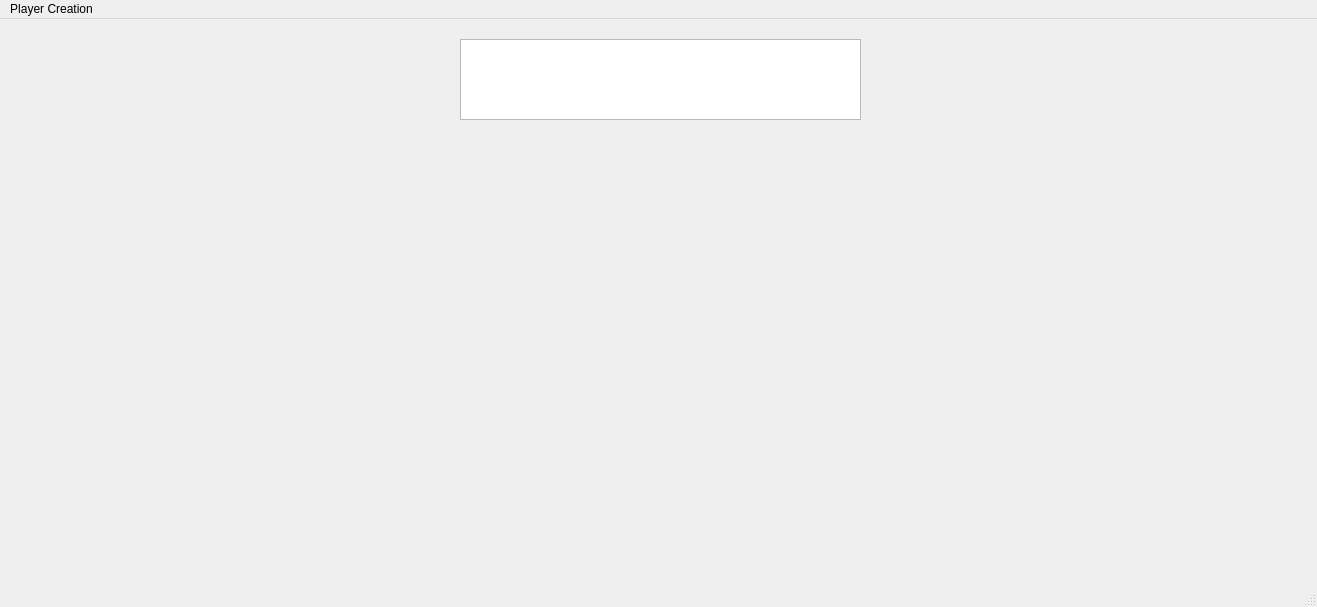
Old version of the form playercreation.ui in the repository 104games/Qt-Briscola.
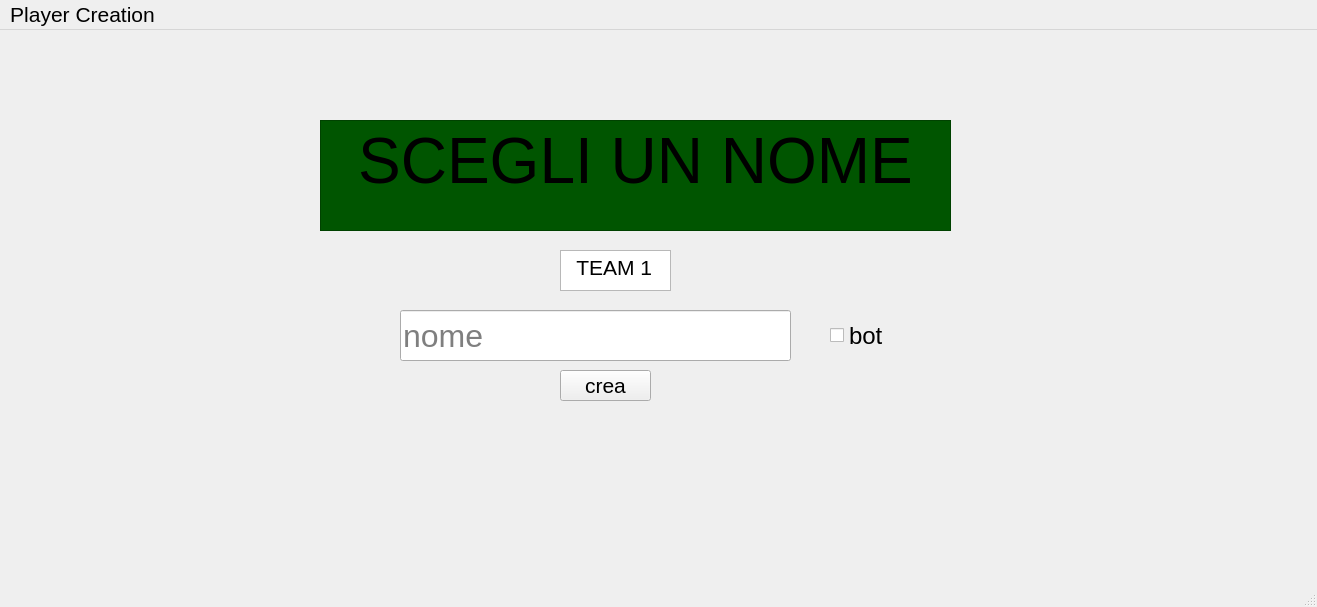
New version of the form.

Patch:
```diff
--- a/playercreation.ui
+++ b/playercreation.ui
@@ -10,18 +10,117 @@
     <height>607</height>
    </rect>
   </property>
+  <property name="font">
+   <font>
+    <pointsize>16</pointsize>
+   </font>
+  </property>
   <property name="windowTitle">
    <string>MainWindow</string>
   </property>
   <widget class="QWidget" name="centralwidget">
-   <widget class="QPlainTextEdit" name="plainTextEdit">
+   <widget class="QLineEdit" name="nome">
     <property name="geometry">
      <rect>
-      <x>460</x>
-      <y>20</y>
-      <width>401</width>
-      <height>81</height>
+      <x>400</x>
+      <y>280</y>
+      <width>391</width>
+      <height>51</height>
      </rect>
+    </property>
+    <property name="font">
+     <font>
+      <pointsize>24</pointsize>
+     </font>
+    </property>
+    <property name="placeholderText">
+     <string>nome</string>
+    </property>
+   </widget>
+   <widget class="QTextBrowser" name="tit">
+    <property name="geometry">
+     <rect>
+      <x>320</x>
+      <y>90</y>
+      <width>631</width>
+      <height>111</height>
+     </rect>
+    </property>
+    <property name="font">
+     <font>
+      <pointsize>36</pointsize>
+     </font>
+    </property>
+    <property name="styleSheet">
+     <string notr="true">background-color: rgb(0, 85, 0);
+color: rgb(0, 0, 0);</string>
+    </property>
+    <property name="html">
+     <string>&lt;!DOCTYPE HTML PUBLIC &quot;-//W3C//DTD HTML 4.0//EN&quot; &quot;http://www.w3.org/TR/REC-html40/strict.dtd&quot;&gt;
+&lt;html&gt;&lt;head&gt;&lt;meta name=&quot;qrichtext&quot; content=&quot;1&quot; /&gt;&lt;meta charset=&quot;utf-8&quot; /&gt;&lt;style type=&quot;text/css&quot;&gt;
+p, li { white-space: pre-wrap; }
+hr { height: 1px; border-width: 0; }
+li.unchecked::marker { content: &quot;\2610&quot;; }
+li.checked::marker { content: &quot;\2612&quot;; }
+&lt;/style&gt;&lt;/head&gt;&lt;body style=&quot; font-family:'Segoe UI'; font-size:36pt; font-weight:400; font-style:normal;&quot;&gt;
+&lt;p align=&quot;center&quot; style=&quot; margin-top:0px; margin-bottom:0px; margin-left:0px; margin-right:0px; -qt-block-indent:0; text-indent:0px;&quot;&gt;&lt;span style=&quot; font-size:48pt;&quot;&gt;SCEGLI UN NOME&lt;/span&gt;&lt;/p&gt;&lt;/body&gt;&lt;/html&gt;</string>
+    </property>
+   </widget>
+   <widget class="QCheckBox" name="isbot">
+    <property name="geometry">
+     <rect>
+      <x>830</x>
+      <y>280</y>
+      <width>101</width>
+      <height>51</height>
+     </rect>
+    </property>
+    <property name="font">
+     <font>
+      <pointsize>18</pointsize>
+     </font>
+    </property>
+    <property name="text">
+     <string>bot</string>
+    </property>
+    <property name="iconSize">
+     <size>
+      <width>16</width>
+      <height>16</height>
+     </size>
+    </property>
+   </widget>
+   <widget class="QPushButton" name="crea">
+    <property name="geometry">
+     <rect>
+      <x>560</x>
+      <y>340</y>
+      <width>91</width>
+      <height>31</height>
+     </rect>
+    </property>
+    <property name="text">
+     <string>crea</string>
+    </property>
+   </widget>
+   <widget class="QTextBrowser" name="team">
+    <property name="geometry">
+     <rect>
+      <x>560</x>
+      <y>220</y>
+      <width>111</width>
+      <height>41</height>
+     </rect>
+    </property>
+    <property name="html">
+     <string>&lt;!DOCTYPE HTML PUBLIC &quot;-//W3C//DTD HTML 4.0//EN&quot; &quot;http://www.w3.org/TR/REC-html40/strict.dtd&quot;&gt;
+&lt;html&gt;&lt;head&gt;&lt;meta name=&quot;qrichtext&quot; content=&quot;1&quot; /&gt;&lt;meta charset=&quot;utf-8&quot; /&gt;&lt;style type=&quot;text/css&quot;&gt;
+p, li { white-space: pre-wrap; }
+hr { height: 1px; border-width: 0; }
+li.unchecked::marker { content: &quot;\2610&quot;; }
+li.checked::marker { content: &quot;\2612&quot;; }
+&lt;/style&gt;&lt;/head&gt;&lt;body style=&quot; font-family:'Segoe UI'; font-size:16pt; font-weight:400; font-style:normal;&quot;&gt;
+&lt;p style=&quot; margin-top:0px; margin-bottom:0px; margin-left:0px; margin-right:0px; -qt-block-indent:0; text-indent:0px;&quot;&gt;  TEAM 1&lt;/p&gt;&lt;/body&gt;&lt;/html&gt;</string>
     </property>
    </widget>
   </widget>
@@ -31,7 +130,7 @@
      <x>0</x>
      <y>0</y>
      <width>1317</width>
-     <height>21</height>
+     <height>33</height>
     </rect>
    </property>
    <widget class="QMenu" name="menuPlayer_Creation">
```
